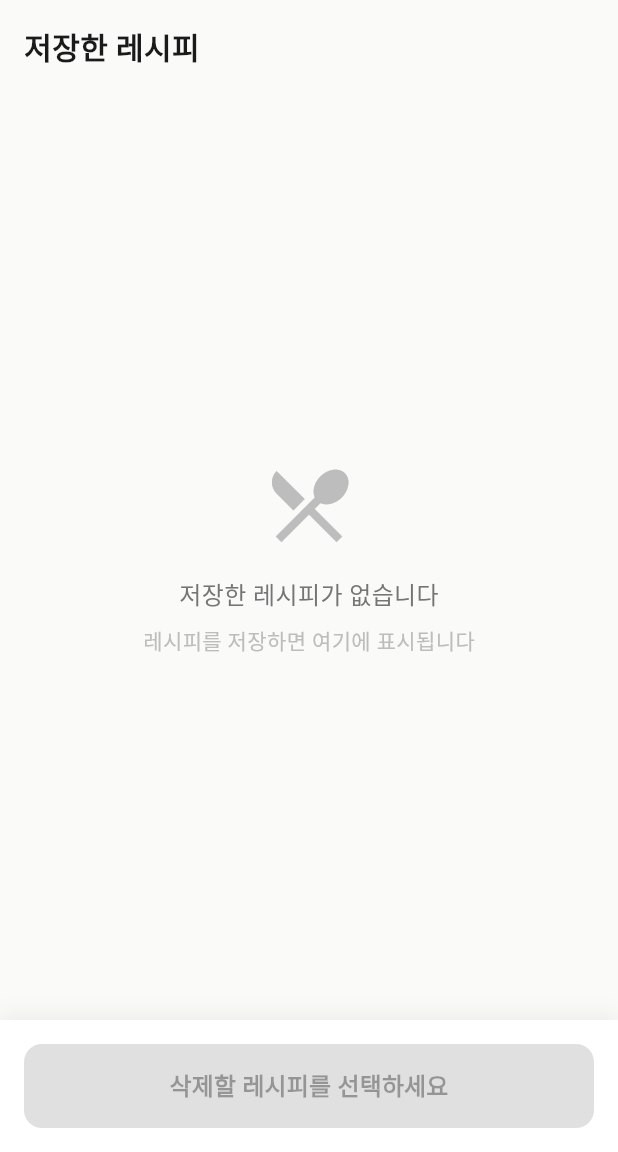
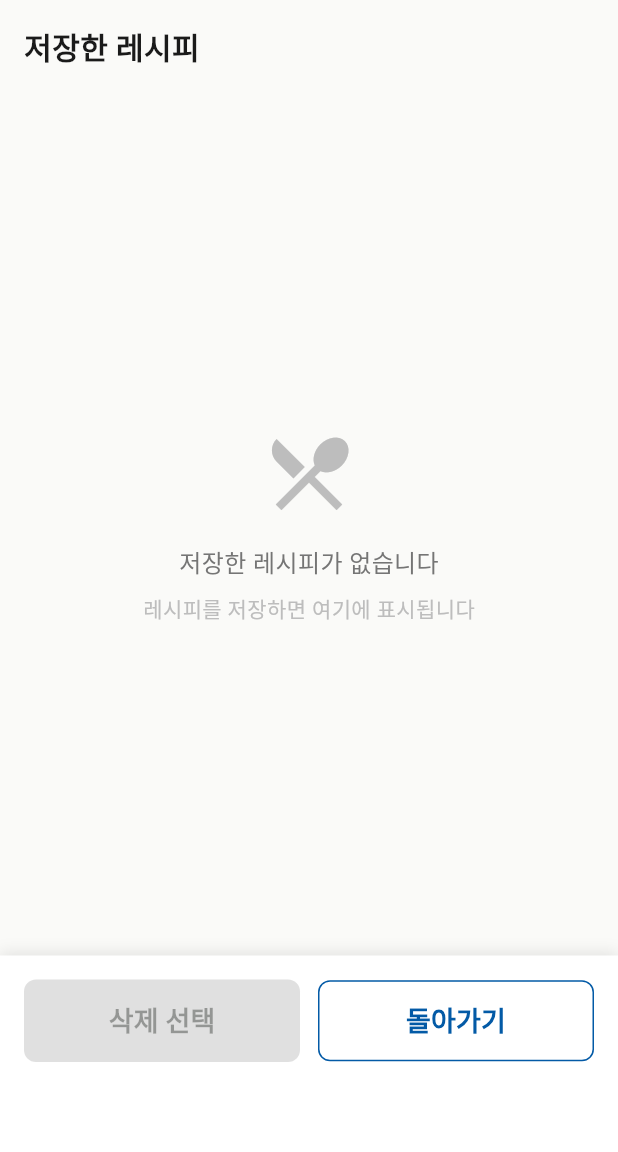
Before and after one commit to harford-stack/flutter_team_project, a Flutter app: the screen it shows once a user with an empty profile is signed in, in the side drawer, after a tap on "나의 레시피", on a phone screen of 412 x 824 dp, the part 84-1236 px from its top. Run offline on Flutter 3.47's test engine with Material 3 defaults, Android fonts, the phone set to English and light mode, and no system bars; our stand-ins replace cloud_firestore, firebase_auth, firebase_core, firebase_storage, flutter_dotenv, flutter_speed_dial and 4 more; missing offline and left inert: shake; accounts and stored records are empty; generated files the repository leaves out were written again.

Commit message:
현지 12.31 마지막 커밋

```diff
--- a/lib/recipes/ingreEdit_screen.dart
+++ b/lib/recipes/ingreEdit_screen.dart
@@ -105,7 +105,10 @@ class _IngreeditScreenState extends State<IngreeditScreen> {
                                       Navigator.pop(context);
                                       Navigator.push(
                                         context,
-                                        MaterialPageRoute(builder: (context) => SelectScreen()),
+                                        MaterialPageRoute(
+                                          // ★ ingreEdit에서 진입 → 최초 진입 아님
+                                          builder: (context) => const SelectScreen(isInitialFlow: false),
+                                        ),
                                       );
                                     },
                                     child: Text(
--- a/lib/recipes/my_recipes_screen.dart
+++ b/lib/recipes/my_recipes_screen.dart
@@ -1,4 +1,5 @@
 import 'package:flutter/material.dart';
+import '../auth/home_screen.dart';
 import '../common/app_colors.dart';
 import '../common/custom_appbar.dart';
 import '../common/custom_drawer.dart';
@@ -57,8 +58,8 @@ class _MyRecipesScreenState extends State<MyRecipesScreen> {
         Expanded(
           child: _buildRecipeList(),
         ),
-        // [추가된 위젯] 하단 고정 선택 삭제 버튼
-        _buildDeleteButton(),
+        // [수정된 위젯] 하단 고정 조작 영역 (삭제하기 & 돌아가기)
+        _buildBottomActions(),
       ],
     );
   }
@@ -67,6 +68,7 @@ class _MyRecipesScreenState extends State<MyRecipesScreen> {
   Widget _buildHeader() {
     return Container(
       padding: const EdgeInsets.all(16.0),
+
       child: Row(
         mainAxisAlignment: MainAxisAlignment.spaceBetween,
         children: [
@@ -90,25 +92,28 @@ class _MyRecipesScreenState extends State<MyRecipesScreen> {
     );
   }
 
-  /// [추가된 메서드] 하단 고정 삭제 버튼 영역 구성
-  Widget _buildDeleteButton() {
+  /// [수정된 메서드] 하단 고정 버튼 영역 (삭제하기와 돌아가기 나란히 배치)
+  Widget _buildBottomActions() {
     bool hasSelection = _selectedRecipeTitles.isNotEmpty;
 
     return Container(
       width: double.infinity,
-      padding: const EdgeInsets.all(16.0),
+      padding: const EdgeInsets.fromLTRB(16, 16, 16, 60), // 마지막 숫자가 바닥 여백
       decoration: BoxDecoration(
         color: Colors.white,
         boxShadow: [
           BoxShadow(
-            color: Colors.black.withOpacity(0.05),
-            blurRadius: 10,
-            offset: const Offset(0, -5),
+            color: Colors.black.withOpacity(0.1),
+            blurRadius: 8,
+            offset: const Offset(0, -2),
           ),
         ],
       ),
+      child: Row(
+        children: [
+          // ===== 왼쪽 버튼: 삭제하기 (참고 코드의 ElevatedButton 스타일) =====
+          Expanded(
             child: ElevatedButton(
-        // [수정] 선택 삭제 로직 연결
               onPressed: hasSelection ? () async {
                 // [추가된 로직] DB 삭제 시작
                 setState(() => _isLoading = true); // 로딩 시작
@@ -125,7 +130,7 @@ class _MyRecipesScreenState extends State<MyRecipesScreen> {
                       const SnackBar(
                         content: Text('선택한 레시피가 삭제되었습니다.'),
                         duration: Duration(seconds: 2),
-                  behavior: SnackBarBehavior.floating, // 선택사항: 공중에 뜬 형태
+                        behavior: SnackBarBehavior.floating,
                       ),
                     );
                   }
@@ -141,16 +146,46 @@ class _MyRecipesScreenState extends State<MyRecipesScreen> {
                 }
               } : null,
               style: ElevatedButton.styleFrom(
-          backgroundColor: AppColors.primaryColor,
+                // 선택 시 빨간색 또는 기본색 적용
+                backgroundColor: hasSelection ? Colors.red : AppColors.primaryColor,
                 foregroundColor: Colors.white,
                 disabledBackgroundColor: Colors.grey[300],
-          padding: const EdgeInsets.symmetric(vertical: 16),
-          shape: RoundedRectangleBorder(borderRadius: BorderRadius.circular(12)),
+                padding: const EdgeInsets.symmetric(vertical: 14),
+                shape: RoundedRectangleBorder(borderRadius: BorderRadius.circular(8)),
+                elevation: 0,
               ),
               child: Text(
-          hasSelection ? '${_selectedRecipeTitles.length}개 삭제하기' : '삭제할 레시피를 선택하세요',
-          style: const TextStyle(fontSize: 16, fontWeight: FontWeight.bold),
+                hasSelection ? '${_selectedRecipeTitles.length}개 삭제하기' : '삭제 선택',
+                style: const TextStyle(fontSize: 18, fontWeight: FontWeight.bold),
               ),
+            ),
+          ),
+          const SizedBox(width: 12),
+          // ===== 오른쪽 버튼: 돌아가기 (참고 코드의 OutlinedButton 스타일) =====
+          Expanded(
+            child: OutlinedButton(
+              onPressed: () {
+                // 홈 화면으로 이동
+                Navigator.of(context).pushReplacement(
+                  MaterialPageRoute(builder: (context) => const HomeScreen()),
+                );
+              },
+              style: OutlinedButton.styleFrom(
+                padding: const EdgeInsets.symmetric(vertical: 14),
+                side: const BorderSide(color: AppColors.primaryColor),
+                shape: RoundedRectangleBorder(borderRadius: BorderRadius.circular(8)),
+              ),
+              child: const Text(
+                '돌아가기',
+                style: TextStyle(
+                    fontSize: 18,
+                    fontWeight: FontWeight.bold,
+                    color: AppColors.primaryColor
+                ),
+              ),
+            ),
+          ),
+        ],
       ),
     );
   }
@@ -271,15 +306,6 @@ class _MyRecipesScreenState extends State<MyRecipesScreen> {
         );
       },
     );
-
-    // 다른 팀원이 구현할 때 사용할 예시 구조:
-    // return ListView.builder(
-    //   padding: const EdgeInsets.all(16.0),
-    //   itemCount: recipes.length, // recipes 리스트
-    //   itemBuilder: (context, index) {
-    //     return _buildRecipeCard(recipes[index]);
-    //   },
-    // );
   }
 
 /// 레시피 카드 위젯 (예시, 다른 팀원이 구현)
```
Also changed, not shown: lib/ingredients/image_confirm.dart (+14 -0 lines), lib/ingredients/select_screen.dart (+19 -31 lines). Lines whose indentation alone changed are shown as unchanged.
